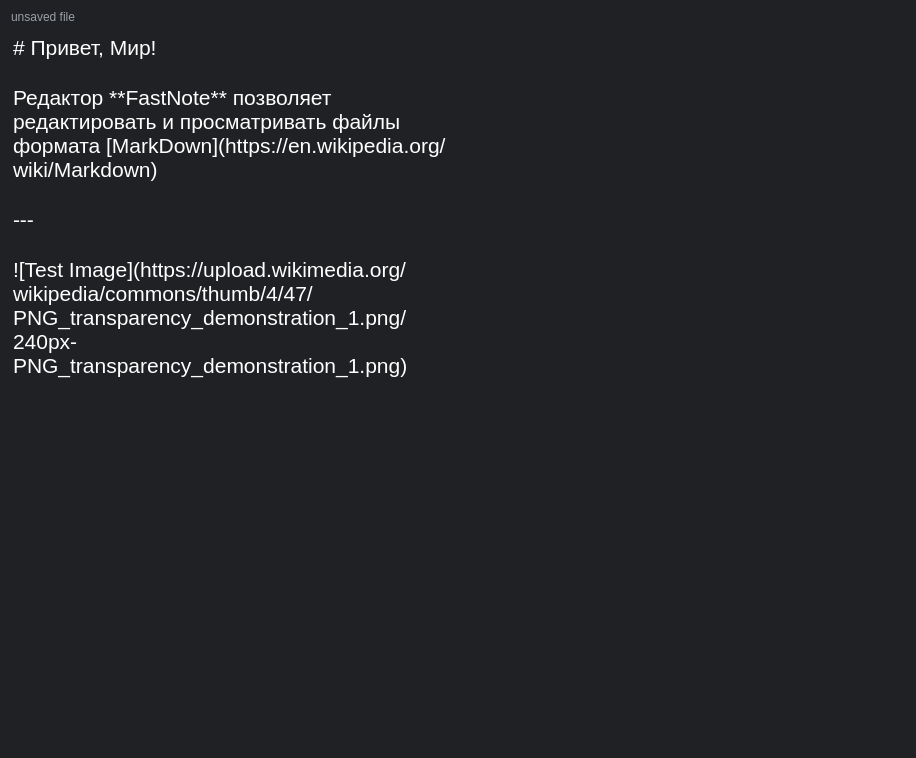
Above: client/uic_files/main.ui from radyshenkya/fastnote before the change. Below: the same form after it.
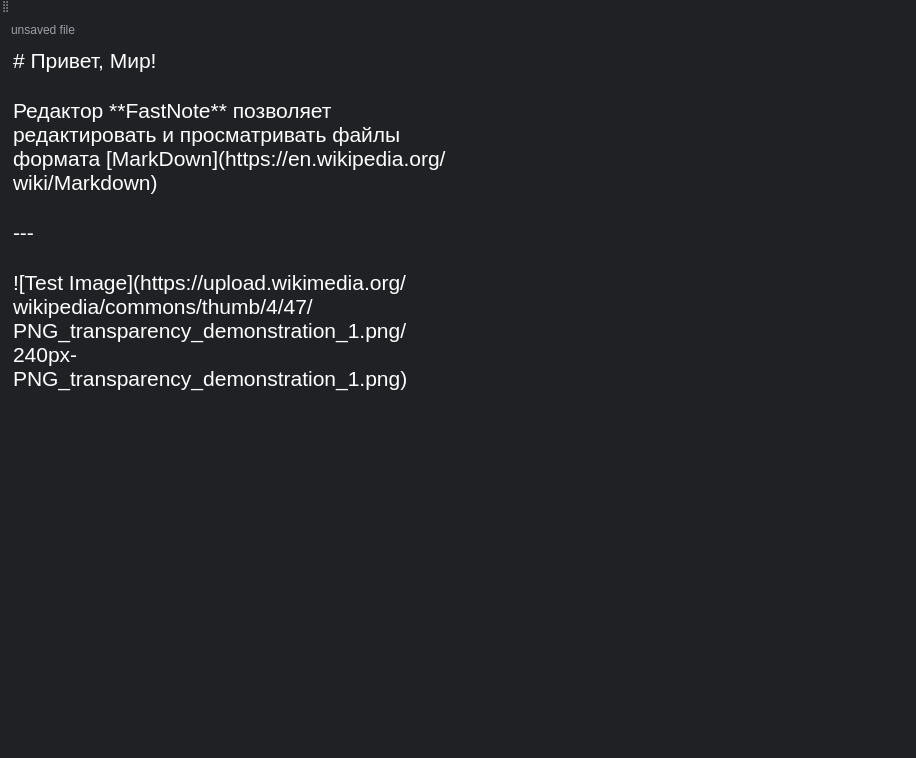
That is the form after the change. Custom widgets are drawn as their Qt base class.

Commit message: Added toolbar with some tools

The edit to the form file:
```diff
--- a/client/uic_files/main.ui
+++ b/client/uic_files/main.ui
@@ -154,6 +154,20 @@
     </rect>
    </property>
   </widget>
+  <widget class="QToolBar" name="toolBar">
+   <property name="windowTitle">
+    <string>Edit Tools</string>
+   </property>
+   <property name="toolButtonStyle">
+    <enum>Qt::ToolButtonTextOnly</enum>
+   </property>
+   <attribute name="toolBarArea">
+    <enum>TopToolBarArea</enum>
+   </attribute>
+   <attribute name="toolBarBreak">
+    <bool>false</bool>
+   </attribute>
+  </widget>
   <action name="actiontext">
    <property name="text">
     <string>text</string>
```
The commit also changes 4 other files.
